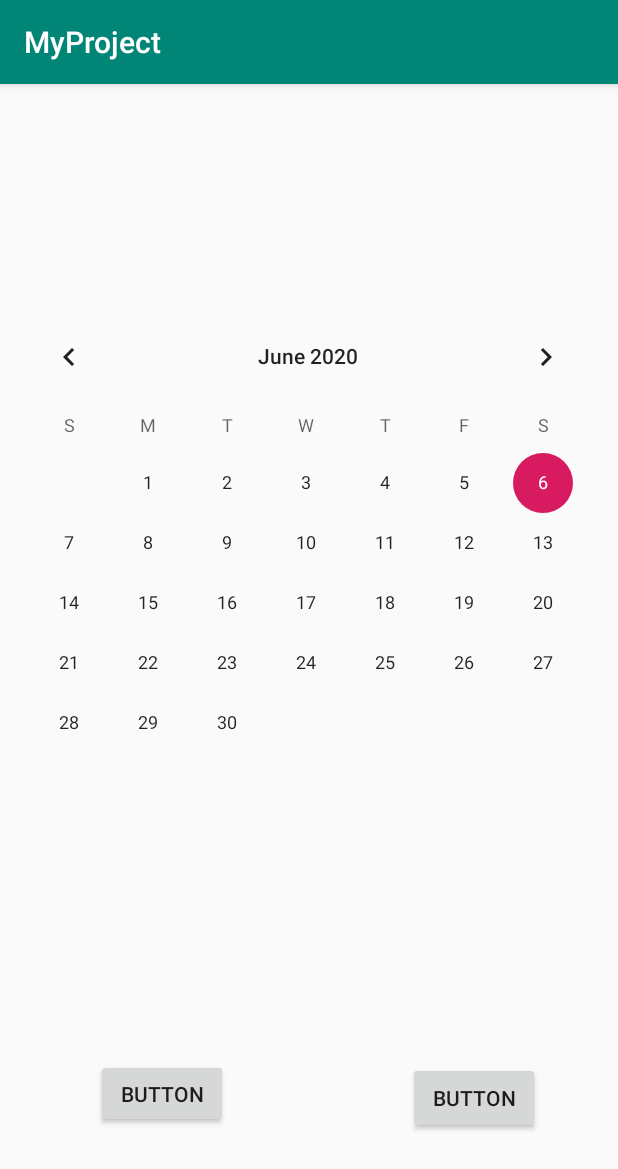
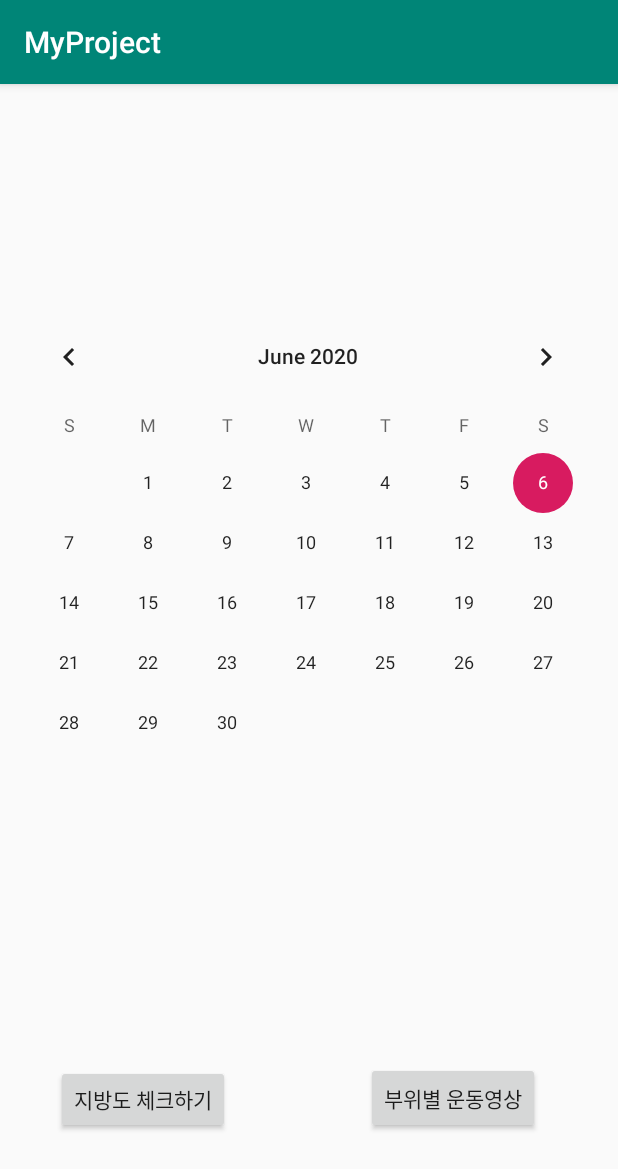
Before and after one commit to 201927055/myproject, an Android app: the screen it shows after launch (MainActivity), on a phone screen of 412 x 824 dp. Shown: the top 1169 px of the screen. Run offline under Robolectric (Android 15) with nearby library versions, the phone set to English and light mode, and no system bars.

Commit message:
initial commit

```diff
--- a/app/src/main/java/com/youngjoo/myproject/MainActivity.java
+++ b/app/src/main/java/com/youngjoo/myproject/MainActivity.java
@@ -1,13 +1,34 @@
 package com.youngjoo.myproject;
 
+import android.os.Bundle;
 import android.support.v7.app.AppCompatActivity;
-import android.os.Bundle;
+import android.util.Log;
+import android.widget.Button;
+import android.widget.CalendarView;
 
 public class MainActivity extends AppCompatActivity {
+    private static final String TAG = "MainActivity";
+
+    private CalendarView mCalendarView;
+    private Button btnM;
+    private Button btnE;
 
     @Override
     protected void onCreate(Bundle savedInstanceState) {
         super.onCreate(savedInstanceState);
         setContentView(R.layout.activity_main);
+
+        mCalendarView = findViewById(R.id.calendarView);
+        btnM = findViewById(R.id.measure);
+        btnM = findViewById(R.id.exercise);
+
+        mCalendarView.setOnDateChangeListener(new CalendarView.OnDateChangeListener() {
+            @Override
+            public void onSelectedDayChange(CalendarView calendarView, int year, int month, int day) {
+                String date = year + "/" + month + "/" + day;
+                Log.d(TAG,"onSelectedDayChange : date :" + date);
+            }
+        });
+
     }
 }
--- a/app/src/main/res/layout/activity_main.xml
+++ b/app/src/main/res/layout/activity_main.xml
@@ -11,8 +11,6 @@
         android:layout_width="410dp"
         android:layout_height="417dp"
         android:layout_marginTop="148dp"
-        android:layout_marginEnd="1dp"
-        android:layout_marginRight="1dp"
         android:layout_marginBottom="8dp"
         app:layout_constraintBottom_toBottomOf="parent"
         app:layout_constraintEnd_toEndOf="parent"
@@ -25,15 +23,14 @@
         android:id="@+id/measure"
         android:layout_width="wrap_content"
         android:layout_height="46dp"
-        android:layout_marginStart="8dp"
-        android:layout_marginLeft="8dp"
-        android:layout_marginEnd="120dp"
-        android:layout_marginRight="120dp"
-        android:layout_marginBottom="72dp"
-        android:text="Button"
+        android:layout_marginStart="36dp"
+        android:layout_marginLeft="36dp"
+        android:layout_marginEnd="89dp"
+        android:layout_marginRight="89dp"
+        android:layout_marginBottom="68dp"
+        android:text="지방도 체크하기"
         app:layout_constraintBottom_toBottomOf="parent"
         app:layout_constraintEnd_toStartOf="@+id/exercise"
-        app:layout_constraintHorizontal_bias="1.0"
         app:layout_constraintStart_toStartOf="parent" />
 
     <Button
@@ -43,7 +40,7 @@
         android:layout_marginEnd="52dp"
         android:layout_marginRight="52dp"
         android:layout_marginBottom="68dp"
-        android:text="Button"
+        android:text="부위별 운동영상"
         app:layout_constraintBottom_toBottomOf="parent"
         app:layout_constraintEnd_toEndOf="parent" />
 </android.support.constraint.ConstraintLayout>
```
